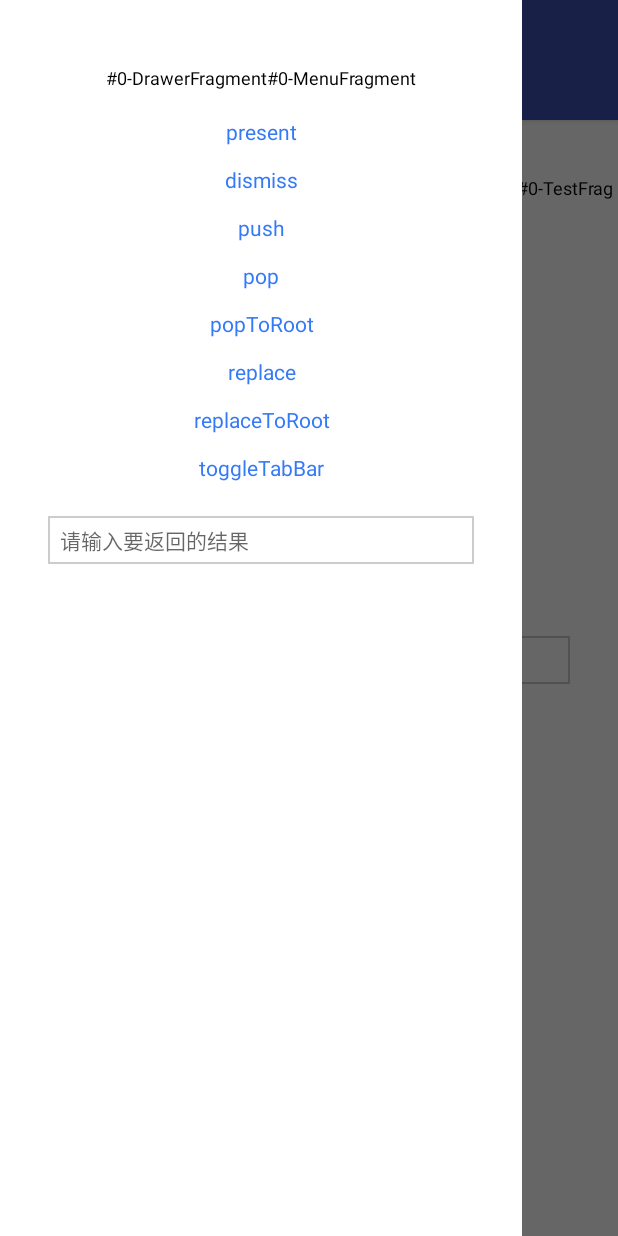
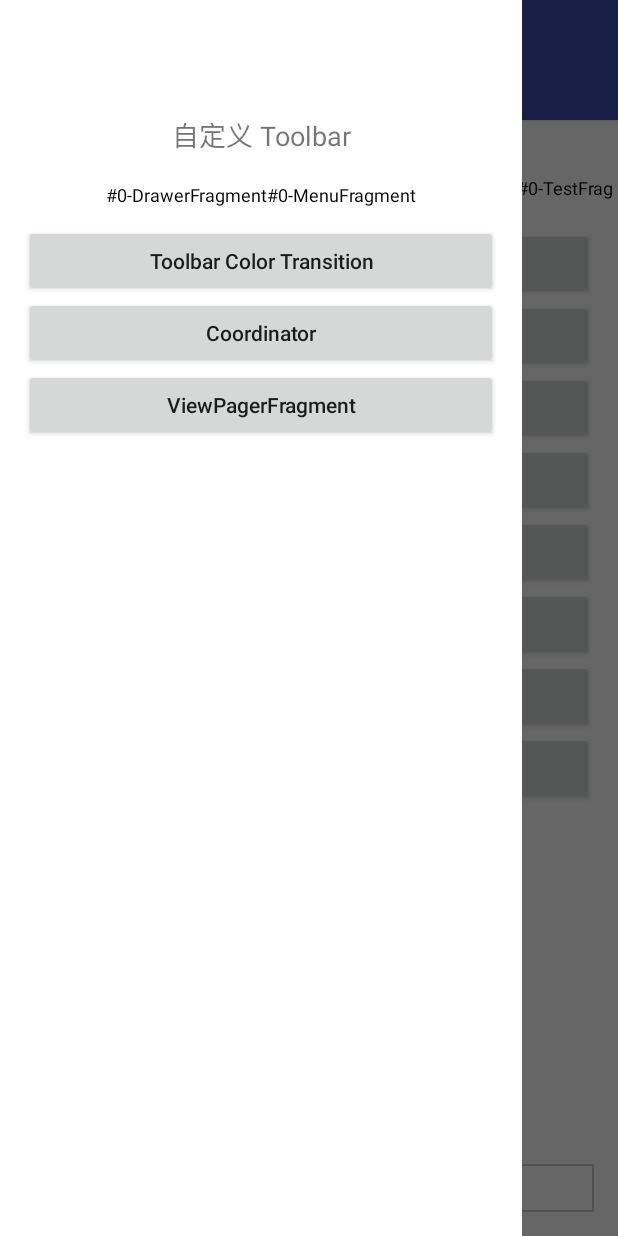
Before and after one commit to listenzz/AndroidNavigation, an Android app: the screen it shows after launch (MainActivity), with the side drawer open, on a phone screen of 412 x 824 dp. Run offline under Robolectric (Android 15) with nearby library versions, the phone set to English and light mode, and no system bars; libraries missing offline, so code that uses them is left out: com.ashokvarma.bottomnavigation; 17 statements that could not run were skipped.

Commit message:
refactor some code

```diff
--- a/app/src/main/AndroidManifest.xml
+++ b/app/src/main/AndroidManifest.xml
@@ -9,7 +9,9 @@
         android:roundIcon="@mipmap/ic_launcher_round"
         android:supportsRtl="true"
         android:theme="@style/AppTheme">
-        <activity android:name="com.navigation.MainActivity">
+        <activity android:name="com.navigation.MainActivity"
+            android:windowSoftInputMode="adjustResize|stateHidden"
+            >
             <intent-filter>
                 <action android:name="android.intent.action.MAIN" />
 
--- a/app/src/main/java/com/navigation/MenuFragment.java
+++ b/app/src/main/java/com/navigation/MenuFragment.java
@@ -1,8 +1,61 @@
 package com.navigation;
+
+import android.os.Bundle;
+import android.support.annotation.Nullable;
+import android.view.LayoutInflater;
+import android.view.View;
+import android.view.ViewGroup;
+import android.widget.TextView;
+
+import com.navigation.fragment.AwesomeFragment;
 
 /**
  * Created by listen on 2018/1/13.
  */
 
-public class MenuFragment extends TestFragment {
+public class MenuFragment extends AwesomeFragment {
+
+
+    @Nullable
+    @Override
+    public View onCreateView(LayoutInflater inflater, @Nullable ViewGroup container, @Nullable Bundle savedInstanceState) {
+        View root = inflater.inflate(R.layout.fragment_menu, container, false);
+
+        TextView tagView = root.findViewById(R.id.tag);
+        tagView.setText(getDebugTag());
+
+        root.findViewById(R.id.toolbar_color_transition).setOnClickListener(new View.OnClickListener() {
+            @Override
+            public void onClick(View v) {
+                getDrawerFragment().closeMenu();
+                getNavigationFragment().pushFragment(new ToolBarColorTransitionFragment());
+
+            }
+        });
+
+        root.findViewById(R.id.coordinator).setOnClickListener(new View.OnClickListener() {
+            @Override
+            public void onClick(View v) {
+                getDrawerFragment().closeMenu();
+                getNavigationFragment().pushFragment(new CoordinatorFragment());
+            }
+        });
+
+        root.findViewById(R.id.view_pager).setOnClickListener(new View.OnClickListener() {
+            @Override
+            public void onClick(View v) {
+                getDrawerFragment().closeMenu();
+                getNavigationFragment().pushFragment(new ViewPagerFragment());
+            }
+        });
+
+        return root;
+    }
+
+    @Override
+    public void onActivityCreated(@Nullable Bundle savedInstanceState) {
+        super.onActivityCreated(savedInstanceState);
+    }
+
+
 }
--- a/app/src/main/java/com/navigation/TestFragment.java
+++ b/app/src/main/java/com/navigation/TestFragment.java
@@ -1,6 +1,7 @@
 package com.navigation;
 
 import android.app.Activity;
+import android.graphics.drawable.Drawable;
 import android.os.Bundle;
 import android.support.annotation.Nullable;
 import android.view.LayoutInflater;
@@ -11,6 +12,8 @@ import android.widget.TextView;
 
 import com.navigation.fragment.AwesomeFragment;
 import com.navigation.fragment.BarStyle;
+import com.navigation.fragment.DrawableUtils;
+import com.navigation.fragment.DrawerFragment;
 import com.navigation.fragment.NavigationFragment;
 import com.navigation.fragment.Style;
 import com.navigation.fragment.TabBarFragment;
@@ -20,6 +23,10 @@ import com.navigation.fragment.TabBarFragment;
  */
 
 public class TestFragment extends AwesomeFragment {
+
+    public static String fromCharCode(int... codePoints) {
+        return new String(codePoints, 0, codePoints.length);
+    }
 
     private static final int REQUEST_CODE = 1;
 
@@ -136,6 +143,18 @@ public class TestFragment extends AwesomeFragment {
     public void onActivityCreated(@Nullable Bundle savedInstanceState) {
         super.onActivityCreated(savedInstanceState);
         setTitle("导航");
+        if (isNavigationRoot()) {
+            Drawable icon = DrawableUtils.fromFont(getContext(), "FontAwesome", fromCharCode(61641), 24, -1 );
+            setToolbarLeftButton(icon, "Menu", true, new View.OnClickListener() {
+                @Override
+                public void onClick(View v) {
+                    DrawerFragment drawerFragment = getDrawerFragment();
+                    if (drawerFragment != null) {
+                        drawerFragment.toggleMenu();
+                    }
+                }
+            });
+        }
     }
 
     @Override
--- a/app/src/main/java/com/navigation/ViewPagerFragment.java
+++ b/app/src/main/java/com/navigation/ViewPagerFragment.java
@@ -1,5 +1,6 @@
 package com.navigation;
 
+import android.graphics.Color;
 import android.os.Bundle;
 import android.support.annotation.Nullable;
 import android.support.design.widget.AppBarLayout;
@@ -31,6 +32,11 @@ public class ViewPagerFragment extends AwesomeFragment {
     @Override
     protected Toolbar onCreateToolbar(View parent) {
         return toolbar;
+    }
+
+    @Override
+    protected int preferredStatusBarColor() {
+        return Color.parseColor("#3F51B5");
     }
 
     @Nullable
--- a/app/src/main/java/com/navigation/fragment/AwesomeFragment.java
+++ b/app/src/main/java/com/navigation/fragment/AwesomeFragment.java
@@ -872,16 +872,9 @@ public abstract class AwesomeFragment extends Fragment implements FragmentManage
         }
 
         TypedValue typedValue = new TypedValue();
-        if (Build.VERSION.SDK_INT > Build.VERSION_CODES.LOLLIPOP) {
-            if (getContext().getTheme().resolveAttribute(R.attr.actionBarItemBackground, typedValue, true)) {
-                button.setBackgroundResource(typedValue.resourceId);
-            }
-        } else {
-            if (getContext().getTheme().resolveAttribute(R.attr.selectableItemBackgroundBorderless, typedValue, true)) {
-                button.setBackgroundResource(typedValue.resourceId);
-            }
+        if (getContext().getTheme().resolveAttribute(R.attr.actionBarItemBackground, typedValue, true)) {
+            button.setBackgroundResource(typedValue.resourceId);
         }
-
     }
 
     // ------ TabBarFragment -------
--- a/app/src/main/res/color/touchable_opacity_font_color.xml
+++ /dev/null
@@ -1,8 +0,0 @@
-<?xml version="1.0" encoding="utf-8"?>
-<selector xmlns:android="http://schemas.android.com/apk/res/android">
-
-    <item android:color="#33347af7" android:state_pressed="true"/>
-    <item android:color="#d1d1d1" android:state_enabled="false"/>
-    <item android:color="#347af7"/>
-
-</selector>
--- a/app/src/main/res/drawable-v21/action_item_background.xml
+++ /dev/null
@@ -1,8 +0,0 @@
-<?xml version="1.0" encoding="utf-8"?>
-<ripple xmlns:android="http://schemas.android.com/apk/res/android"
-    android:color="?android:attr/colorControlHighlight">
-
-    <item android:id="@android:id/mask"
-        android:drawable="@android:color/white"/>
-
-</ripple>
--- /dev/null
+++ b/app/src/main/res/layout/fragment_menu.xml
@@ -0,0 +1,53 @@
+<?xml version="1.0" encoding="utf-8"?>
+<LinearLayout xmlns:android="http://schemas.android.com/apk/res/android"
+    android:orientation="vertical" android:layout_width="match_parent"
+    android:layout_height="match_parent">
+
+    <TextView
+        android:layout_marginTop="70dp"
+        android:layout_width="match_parent"
+        android:layout_height="40dp"
+        android:gravity="center"
+        android:text="自定义 Toolbar"
+        android:textSize="18sp"
+        />
+
+    <TextView
+        android:id="@+id/tag"
+        android:layout_width="match_parent"
+        android:layout_height="40dp"
+        android:gravity="center"
+        android:textColor="#000000"
+        android:textSize="12dp" />
+
+    <Button
+        android:layout_marginRight="16dp"
+        android:layout_marginLeft="16dp"
+        android:id="@+id/toolbar_color_transition"
+        android:layout_width="match_parent"
+        android:layout_height="wrap_content"
+        android:gravity="center"
+        android:text="Toolbar Color Transition"
+        android:textAllCaps="false" />
+
+    <Button
+        android:layout_marginRight="16dp"
+        android:layout_marginLeft="16dp"
+        android:id="@+id/coordinator"
+        android:layout_width="match_parent"
+        android:layout_height="wrap_content"
+        android:gravity="center"
+        android:text="Coordinator"
+        android:textAllCaps="false" />
+
+    <Button
+        android:layout_marginRight="16dp"
+        android:layout_marginLeft="16dp"
+        android:id="@+id/view_pager"
+        android:layout_width="match_parent"
+        android:layout_height="wrap_content"
+        android:gravity="center"
+        android:text="ViewPagerFragment"
+        android:textAllCaps="false" />
+
+</LinearLayout>
--- a/app/src/main/res/layout/fragment_test.xml
+++ b/app/src/main/res/layout/fragment_test.xml
@@ -4,92 +4,101 @@
     android:layout_height="match_parent"
     android:orientation="vertical">
 
+    <LinearLayout
+        android:layout_width="match_parent"
+        android:layout_height="0dp"
+        android:layout_weight="1"
+        android:orientation="vertical">
+
         <TextView
-        android:layout_marginTop="32dp"
             android:id="@+id/tag"
             android:layout_width="match_parent"
             android:layout_height="40dp"
+            android:layout_marginTop="32dp"
             android:gravity="center"
             android:textColor="#000000"
             android:textSize="12dp" />
 
-    <TextView
+        <Button
             android:id="@+id/present"
             android:layout_width="match_parent"
-        android:layout_height="32dp"
+            android:layout_height="wrap_content"
+            android:layout_marginLeft="16dp"
+            android:layout_marginRight="16dp"
             android:gravity="center"
             android:text="present"
-        android:textColor="@color/touchable_opacity_font_color" />
+            android:textAllCaps="false" />
 
-    <TextView
+        <Button
             android:id="@+id/dismiss"
             android:layout_width="match_parent"
-        android:layout_height="32dp"
+            android:layout_height="wrap_content"
+            android:layout_marginLeft="16dp"
+            android:layout_marginRight="16dp"
             android:gravity="center"
             android:text="dismiss"
-        android:textColor="@color/touchable_opacity_font_color" />
+            android:textAllCaps="false" />
 
-    <TextView
+        <Button
             android:id="@+id/push"
             android:layout_width="match_parent"
-        android:layout_height="32dp"
+            android:layout_height="wrap_content"
+            android:layout_marginLeft="16dp"
+            android:layout_marginRight="16dp"
             android:gravity="center"
             android:text="push"
-        android:textColor="@color/touchable_opacity_font_color" />
+            android:textAllCaps="false" />
 
-    <TextView
+        <Button
             android:id="@+id/pop"
             android:layout_width="match_parent"
-        android:layout_height="32dp"
+            android:layout_height="wrap_content"
+            android:layout_marginLeft="16dp"
+            android:layout_marginRight="16dp"
             android:gravity="center"
             android:text="pop"
-        android:textColor="@color/touchable_opacity_font_color" />
+            android:textAllCaps="false" />
 
-    <TextView
+        <Button
             android:id="@+id/pop_to_root"
             android:layout_width="match_parent"
-        android:layout_height="32dp"
+            android:layout_height="wrap_content"
+            android:layout_marginLeft="16dp"
+            android:layout_marginRight="16dp"
             android:gravity="center"
             android:text="popToRoot"
-        android:textColor="@color/touchable_opacity_font_color" />
+            android:textAllCaps="false" />
 
-    <TextView
+        <Button
             android:id="@+id/replace"
             android:layout_width="match_parent"
-        android:layout_height="32dp"
+            android:layout_height="wrap_content"
+            android:layout_marginLeft="16dp"
+            android:layout_marginRight="16dp"
             android:gravity="center"
             android:text="replace"
-        android:textColor="@color/touchable_opacity_font_color" />
+            android:textAllCaps="false" />
 
-    <TextView
+        <Button
             android:id="@+id/replace_to_root"
             android:layout_width="match_parent"
-        android:layout_height="32dp"
+            android:layout_height="wrap_content"
+            android:layout_marginLeft="16dp"
+            android:layout_marginRight="16dp"
             android:gravity="center"
             android:text="replaceToRoot"
-        android:textColor="@color/touchable_opacity_font_color" />
+            android:textAllCaps="false" />
 
-    <TextView
+        <Button
             android:id="@+id/toggle_tab_bar"
             android:layout_width="match_parent"
-        android:layout_height="32dp"
+            android:layout_height="wrap_content"
+            android:layout_marginLeft="16dp"
+            android:layout_marginRight="16dp"
             android:gravity="center"
             android:text="toggleTabBar"
-        android:textColor="@color/touchable_opacity_font_color" />
-
-    <EditText
-        android:id="@+id/result"
-        android:layout_width="match_parent"
-        android:layout_height="32dp"
-        android:layout_marginBottom="16dp"
-        android:layout_marginLeft="32dp"
-        android:layout_marginRight="32dp"
-        android:layout_marginTop="16dp"
-        android:background="@drawable/bg_input"
-        android:hint="请输入要返回的结果"
-        android:paddingLeft="8dp"
-        android:paddingRight="8dp"
-        android:textSize="14dp" />
+            android:textAllCaps="false" />
+    </LinearLayout>
 
     <TextView
         android:id="@+id/result_text"
@@ -99,5 +108,19 @@
         android:textColor="#000000"
         android:textSize="13dp" />
 
+    <EditText
+        android:id="@+id/result"
+        android:layout_width="match_parent"
+        android:layout_height="32dp"
+        android:layout_marginBottom="16dp"
+        android:layout_marginLeft="16dp"
+        android:layout_marginRight="16dp"
+        android:layout_marginTop="16dp"
+        android:background="@drawable/bg_input"
+        android:hint="请输入要返回的结果"
+        android:paddingLeft="8dp"
+        android:paddingRight="8dp"
+        android:textSize="14dp" />
+
 
 </LinearLayout>
--- a/app/src/main/res/values-v21/styles.xml
+++ /dev/null
@@ -1,12 +0,0 @@
-<?xml version="1.0" encoding="utf-8"?>
-<resources>
-    <!-- Base application theme. -->
-    <style name="AppTheme" parent="Theme.AppCompat.Light.NoActionBar">
-        <!-- Customize your theme here. -->
-        <item name="colorPrimary">@color/colorPrimary</item>
-        <item name="colorPrimaryDark">@color/colorPrimaryDark</item>
-        <item name="colorAccent">@color/colorAccent</item>
-        <item name="android:selectableItemBackgroundBorderless">@drawable/action_item_background</item>
-    </style>
-
-</resources>
```
Also changed, not shown: app/src/main/java/com/navigation/TestStatusBarFragment.java (+0 -20 lines), app/src/main/res/layout/fragment_status_bar.xml (+37 -49 lines), app/src/main/res/layout/title_bar_one.xml (deleted, +0 -83 lines). Lines whose indentation alone changed are shown as unchanged.
